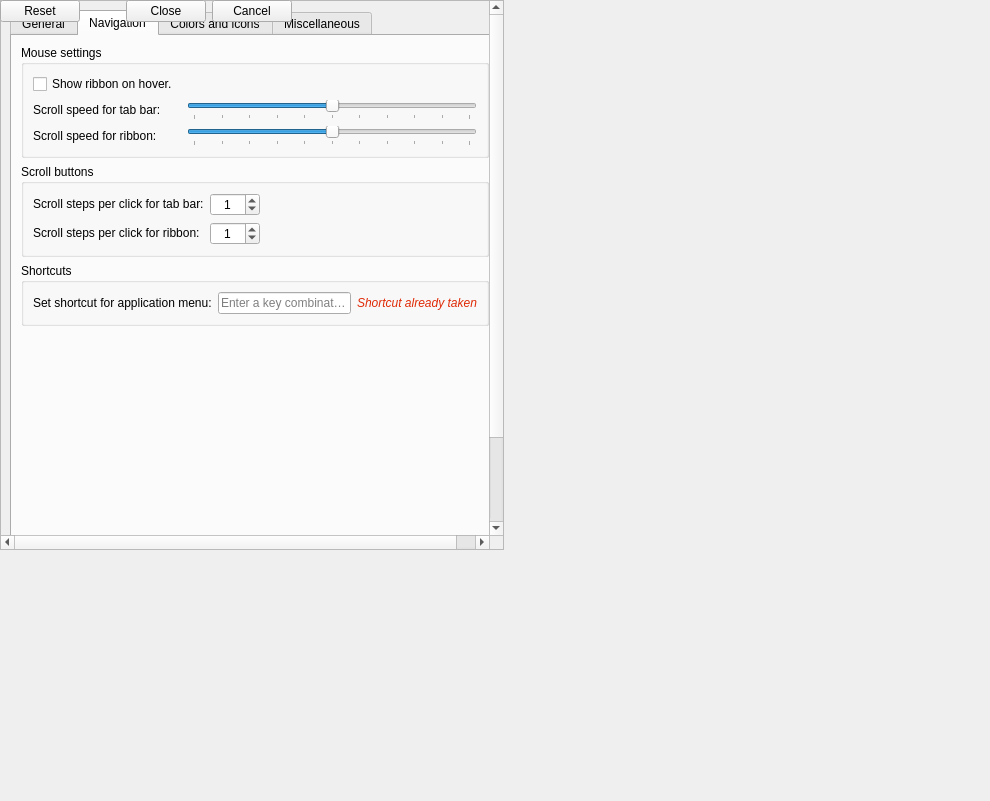
Above: Resources/ui/Settings.ui from APEbbers/FreeCAD-Ribbon before the change. Below: the same form after it.
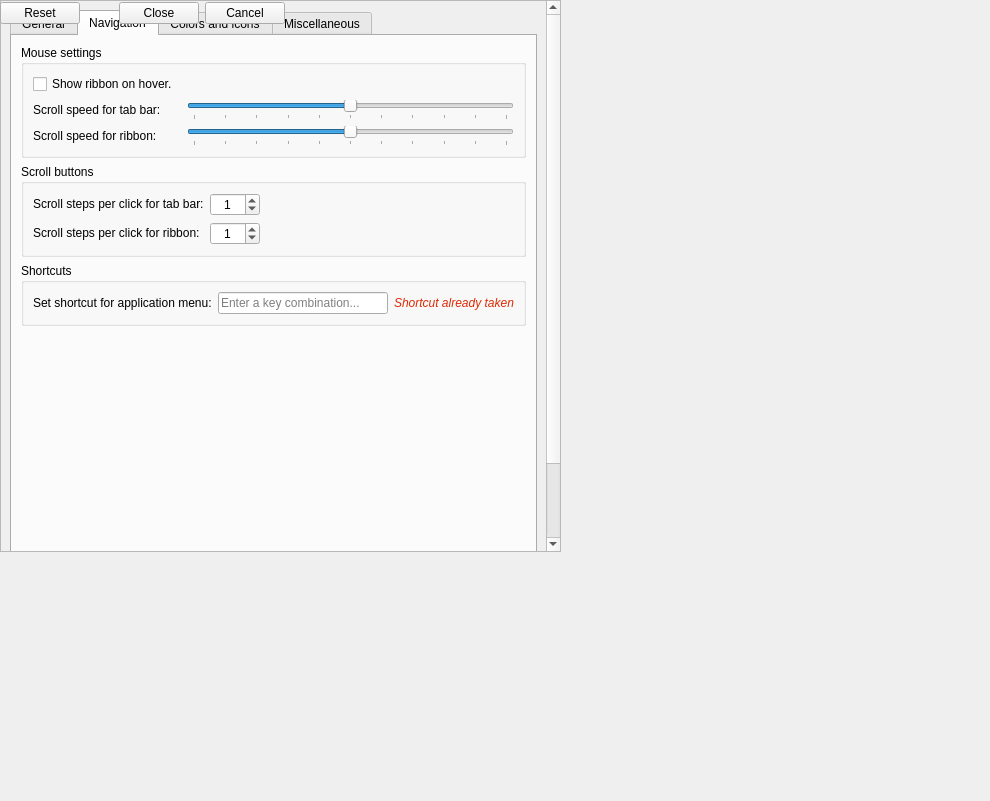
That is the form after the change. Custom widgets are drawn as their Qt base class.

Commit message: Created a temporary shortcut + added UI

The edit to the form file:
```diff
--- a/Resources/ui/Settings.ui
+++ b/Resources/ui/Settings.ui
@@ -31,7 +31,15 @@
   <property name="autoFillBackground">
    <bool>false</bool>
   </property>
-  <widget class="QWidget" name="">
+  <widget class="QWidget" name="layoutWidget">
+   <property name="geometry">
+    <rect>
+     <x>0</x>
+     <y>0</y>
+     <width>561</width>
+     <height>552</height>
+    </rect>
+   </property>
    <layout class="QGridLayout" name="gridLayout_6">
     <item row="0" column="0" colspan="3">
      <widget class="QScrollArea" name="scrollArea">
@@ -1908,7 +1916,15 @@
     </item>
    </layout>
   </widget>
-  <widget class="QWidget" name="">
+  <widget class="QWidget" name="layoutWidget">
+   <property name="geometry">
+    <rect>
+     <x>0</x>
+     <y>0</y>
+     <width>285</width>
+     <height>26</height>
+    </rect>
+   </property>
    <layout class="QGridLayout" name="gridLayout_7">
     <item row="0" column="0">
      <widget class="QPushButton" name="Reset">
```
The commit also changes 2 other files.
